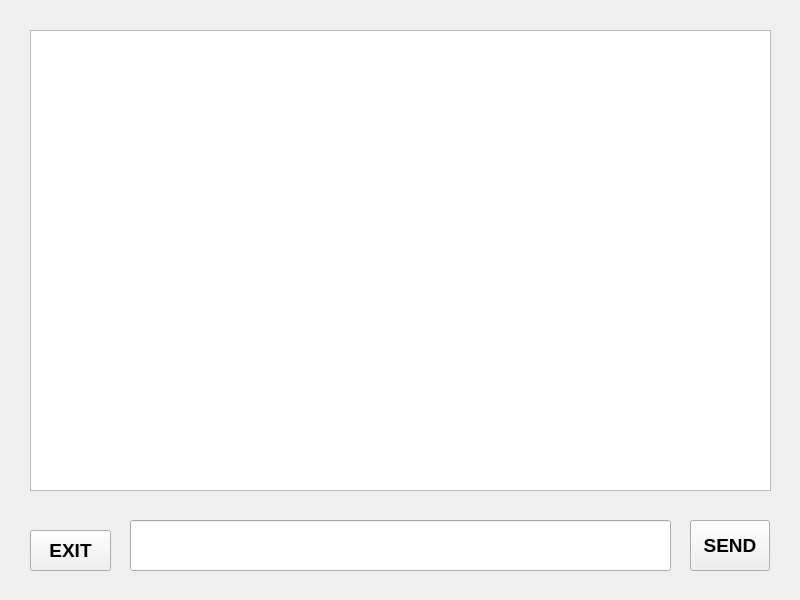
Before: the Qt Designer form ClientApp/chatwidget.ui in hyeonjeong1234/qt-chat-project, drawn with Qt 5.
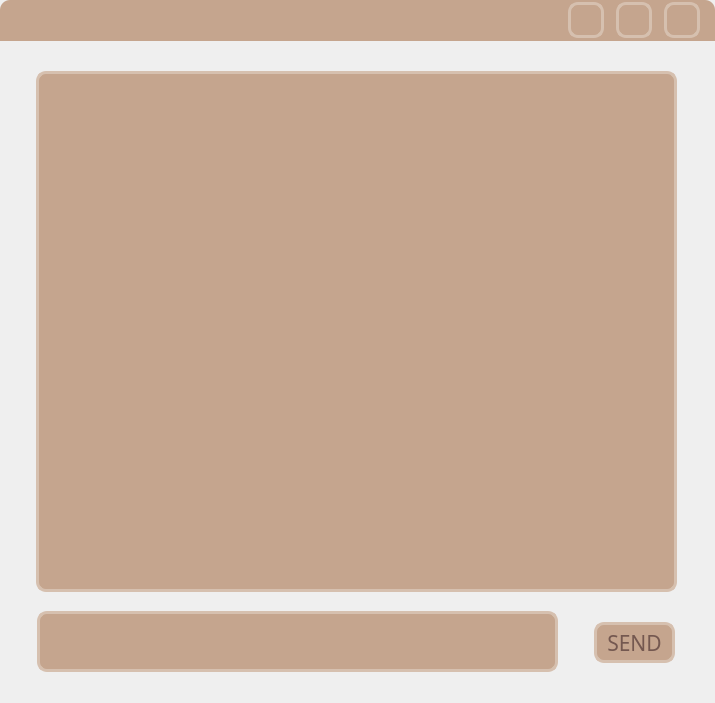
After: the same form once the commit is applied.

Patch:
```diff
--- a/ClientApp/chatwidget.ui
+++ b/ClientApp/chatwidget.ui
@@ -6,8 +6,8 @@
    <rect>
     <x>0</x>
     <y>0</y>
-    <width>800</width>
-    <height>600</height>
+    <width>715</width>
+    <height>703</height>
    </rect>
   </property>
   <property name="font">
@@ -21,23 +21,64 @@
   <property name="windowTitle">
    <string>Form</string>
   </property>
+  <property name="styleSheet">
+   <string notr="true"/>
+  </property>
   <widget class="QPushButton" name="pushButton">
    <property name="geometry">
     <rect>
-     <x>690</x>
-     <y>520</y>
-     <width>80</width>
-     <height>51</height>
+     <x>594</x>
+     <y>622</y>
+     <width>81</width>
+     <height>41</height>
     </rect>
    </property>
    <property name="font">
     <font>
-     <family>Ubuntu</family>
-     <pointsize>14</pointsize>
-     <weight>75</weight>
-     <bold>true</bold>
+     <family>BM JUA_TTF</family>
+     <pointsize>16</pointsize>
+     <weight>50</weight>
+     <italic>false</italic>
+     <bold>false</bold>
     </font>
    </property>
+   <property name="styleSheet">
+    <string notr="true">QPushButton{
+	font: 16pt &quot;BM JUA_TTF&quot;;
+	background-color: rgb(197, 165, 142);
+	border: none;
+	border-radius: 10px;
+	
+	color: rgb(116, 88, 80);
+	
+    border-left: 3px solid rgb(214, 192, 175);
+	border-right: 3px solid rgb(214, 192, 175);
+	border-bottom: 3px solid rgb(214, 192, 175);
+	border-top: 3px solid rgb(214, 192, 175);
+
+}
+
+QPushButton:hover{
+	background-color: rgb(197, 165, 142);
+	
+	color: rgb(214, 192, 175);
+	
+    border-left: 3px solid rgb(214, 192, 175);
+	border-right: 3px solid rgb(214, 192, 175);
+	border-bottom: 3px solid rgb(214, 192, 175);
+	border-top: 3px solid rgb(214, 192, 175);
+
+}
+QPushButton:pressed{
+	color: rgb(214, 192, 175);
+	background-color:  rgb(116, 88, 80);
+	border-top: 3px solid rgb(214, 192, 175);
+	border-left: 3px solid rgb(214, 192, 175);
+	border-right: 3px solid rgb(214, 192, 175);
+	border-bottom: 3px solid rgb(214, 192, 175);
+
+}</string>
+   </property>
    <property name="text">
     <string>SEND</string>
    </property>
@@ -45,36 +86,309 @@
   <widget class="QLineEdit" name="lineEdit">
    <property name="geometry">
     <rect>
-     <x>130</x>
-     <y>520</y>
-     <width>541</width>
-     <height>51</height>
+     <x>37</x>
+     <y>611</y>
+     <width>521</width>
+     <height>61</height>
     </rect>
    </property>
+   <property name="font">
+    <font>
+     <family>BM JUA_TTF</family>
+     <pointsize>14</pointsize>
+     <weight>75</weight>
+     <bold>true</bold>
+    </font>
+   </property>
+   <property name="styleSheet">
+    <string notr="true">color: rgb(116, 88, 80);
+border-style: solid;
+border-width: 3px;
+border-color: rgb(214, 192, 175);
+border-radius: 10;
+background-color: rgb(197, 165, 142);
+
+padding-left: 10px; padding-right: 10px;</string>
+   </property>
+   <property name="placeholderText">
+    <string/>
+   </property>
   </widget>
   <widget class="QTextEdit" name="textEdit">
    <property name="geometry">
     <rect>
-     <x>30</x>
-     <y>30</y>
-     <width>741</width>
-     <height>461</height>
+     <x>36</x>
+     <y>71</y>
+     <width>641</width>
+     <height>521</height>
     </rect>
    </property>
+   <property name="font">
+    <font>
+     <family>BM JUA_TTF</family>
+     <pointsize>16</pointsize>
+     <weight>50</weight>
+     <bold>false</bold>
+    </font>
+   </property>
+   <property name="styleSheet">
+    <string notr="true">color: rgb(116, 88, 80);
+border-style: solid;
+border-width: 3px;
+border-color:rgb(214, 192, 175);
+border-radius: 10;
+background-color: rgb(197, 165, 142);</string>
+   </property>
+   <property name="readOnly">
+    <bool>true</bool>
+   </property>
   </widget>
   <widget class="QPushButton" name="pushButton_2">
    <property name="geometry">
     <rect>
-     <x>30</x>
-     <y>530</y>
-     <width>81</width>
+     <x>664</x>
+     <y>2</y>
+     <width>36</width>
+     <height>36</height>
+    </rect>
+   </property>
+   <property name="font">
+    <font>
+     <family>BM JUA_TTF</family>
+     <pointsize>16</pointsize>
+     <weight>50</weight>
+     <italic>false</italic>
+     <bold>false</bold>
+    </font>
+   </property>
+   <property name="styleSheet">
+    <string notr="true">QPushButton{
+	font: 16pt &quot;BM JUA_TTF&quot;;
+	background-color: rgb(197, 165, 142);
+	border: none;
+	border-radius: 10px;
+	
+	color: rgb(116, 88, 80);
+	
+    border-left: 3px solid rgb(214, 192, 175);
+	border-right: 3px solid rgb(214, 192, 175);
+	border-bottom: 3px solid rgb(214, 192, 175);
+	border-top: 3px solid rgb(214, 192, 175);
+
+}
+
+QPushButton:hover{
+	background-color: rgb(197, 165, 142);
+	
+	color: rgb(214, 192, 175);
+	
+    border-left: 3px solid rgb(214, 192, 175);
+	border-right: 3px solid rgb(214, 192, 175);
+	border-bottom: 3px solid rgb(214, 192, 175);
+	border-top: 3px solid rgb(214, 192, 175);
+
+}
+QPushButton:pressed{
+	color: rgb(214, 192, 175);
+	background-color:  rgb(116, 88, 80);
+	border-top: 3px solid rgb(214, 192, 175);
+	border-left: 3px solid rgb(214, 192, 175);
+	border-right: 3px solid rgb(214, 192, 175);
+	border-bottom: 3px solid rgb(214, 192, 175);
+
+}</string>
+   </property>
+   <property name="text">
+    <string/>
+   </property>
+  </widget>
+  <widget class="QLabel" name="label">
+   <property name="geometry">
+    <rect>
+     <x>0</x>
+     <y>0</y>
+     <width>715</width>
      <height>41</height>
     </rect>
    </property>
+   <property name="font">
+    <font>
+     <family>BM JUA_TTF</family>
+     <pointsize>14</pointsize>
+     <weight>75</weight>
+     <bold>true</bold>
+    </font>
+   </property>
+   <property name="styleSheet">
+    <string notr="true">color:rgba(170,170,170,255);
+background-color: rgb(197, 165, 142);
+border-top-left-radius: 10px;
+border-top-right-radius: 10px;</string>
+   </property>
    <property name="text">
-    <string>EXIT</string>
+    <string/>
    </property>
   </widget>
+  <widget class="QLabel" name="label_2">
+   <property name="geometry">
+    <rect>
+     <x>0</x>
+     <y>0</y>
+     <width>715</width>
+     <height>41</height>
+    </rect>
+   </property>
+   <property name="font">
+    <font>
+     <family>BM JUA_TTF</family>
+     <pointsize>24</pointsize>
+     <weight>50</weight>
+     <bold>false</bold>
+    </font>
+   </property>
+   <property name="styleSheet">
+    <string notr="true">background-color: transparent;
+color: rgb(116, 88, 80);
+border-top-left-radius: 10px;
+border-top-right-radius: 10px;
+padding-left: 147px; padding-right: 187px;</string>
+   </property>
+   <property name="text">
+    <string/>
+   </property>
+   <property name="alignment">
+    <set>Qt::AlignCenter</set>
+   </property>
+   <property name="margin">
+    <number>0</number>
+   </property>
+  </widget>
+  <widget class="QPushButton" name="pushButton_4">
+   <property name="geometry">
+    <rect>
+     <x>616</x>
+     <y>2</y>
+     <width>36</width>
+     <height>36</height>
+    </rect>
+   </property>
+   <property name="font">
+    <font>
+     <family>BM JUA_TTF</family>
+     <pointsize>16</pointsize>
+     <weight>50</weight>
+     <italic>false</italic>
+     <bold>false</bold>
+    </font>
+   </property>
+   <property name="styleSheet">
+    <string notr="true">QPushButton{
+	font: 16pt &quot;BM JUA_TTF&quot;;
+	background-color: rgb(197, 165, 142);
+	border: none;
+	border-radius:10px;
+	
+	color: rgb(116, 88, 80);
+	
+    border-left: 3px solid rgb(214, 192, 175);
+	border-right: 3px solid rgb(214, 192, 175);
+	border-bottom: 3px solid rgb(214, 192, 175);
+	border-top: 3px solid rgb(214, 192, 175);
+
+}
+
+QPushButton:hover{
+	background-color: rgb(197, 165, 142);
+	
+	color: rgb(214, 192, 175);
+	
+    border-left: 3px solid rgb(214, 192, 175);
+	border-right: 3px solid rgb(214, 192, 175);
+	border-bottom: 3px solid rgb(214, 192, 175);
+	border-top: 3px solid rgb(214, 192, 175);
+
+}
+QPushButton:pressed{
+	color: rgb(214, 192, 175);
+	background-color:  rgb(116, 88, 80);
+	border-top: 3px solid rgb(214, 192, 175);
+	border-left: 3px solid rgb(214, 192, 175);
+	border-right: 3px solid rgb(214, 192, 175);
+	border-bottom: 3px solid rgb(214, 192, 175);
+
+}</string>
+   </property>
+   <property name="text">
+    <string/>
+   </property>
+  </widget>
+  <widget class="QPushButton" name="pushButton_5">
+   <property name="geometry">
+    <rect>
+     <x>568</x>
+     <y>2</y>
+     <width>36</width>
+     <height>36</height>
+    </rect>
+   </property>
+   <property name="font">
+    <font>
+     <family>BM JUA_TTF</family>
+     <pointsize>16</pointsize>
+     <weight>50</weight>
+     <italic>false</italic>
+     <bold>false</bold>
+    </font>
+   </property>
+   <property name="styleSheet">
+    <string notr="true">QPushButton{
+	font: 16pt &quot;BM JUA_TTF&quot;;
+	background-color: rgb(197, 165, 142);
+	border: none;
+	border-radius:10px;
+	
+	color: rgb(116, 88, 80);
+	
+    border-left: 3px solid rgb(214, 192, 175);
+	border-right: 3px solid rgb(214, 192, 175);
+	border-bottom: 3px solid rgb(214, 192, 175);
+	border-top: 3px solid rgb(214, 192, 175);
+
+}
+
+QPushButton:hover{
+	background-color: rgb(197, 165, 142);
+	
+	color: rgb(214, 192, 175);
+	
+    border-left: 3px solid rgb(214, 192, 175);
+	border-right: 3px solid rgb(214, 192, 175);
+	border-bottom: 3px solid rgb(214, 192, 175);
+	border-top: 3px solid rgb(214, 192, 175);
+
+}
+QPushButton:pressed{
+	color: rgb(214, 192, 175);
+	background-color:  rgb(116, 88, 80);
+	border-top: 3px solid rgb(214, 192, 175);
+	border-left: 3px solid rgb(214, 192, 175);
+	border-right: 3px solid rgb(214, 192, 175);
+	border-bottom: 3px solid rgb(214, 192, 175);
+
+}</string>
+   </property>
+   <property name="text">
+    <string/>
+   </property>
+  </widget>
+  <zorder>label_2</zorder>
+  <zorder>label</zorder>
+  <zorder>pushButton</zorder>
+  <zorder>lineEdit</zorder>
+  <zorder>textEdit</zorder>
+  <zorder>pushButton_2</zorder>
+  <zorder>pushButton_4</zorder>
+  <zorder>pushButton_5</zorder>
  </widget>
  <resources/>
  <connections>
```
Left out of the diff: 10 changed lines with no effect on the pictures.
